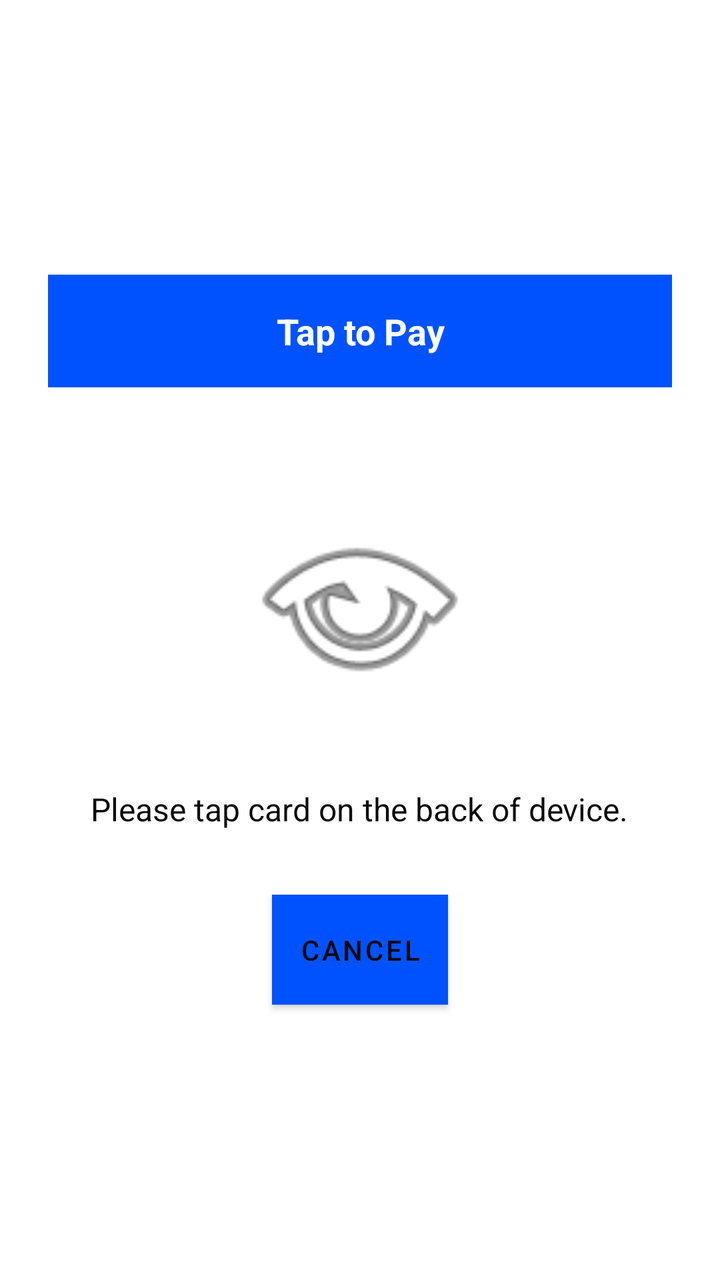
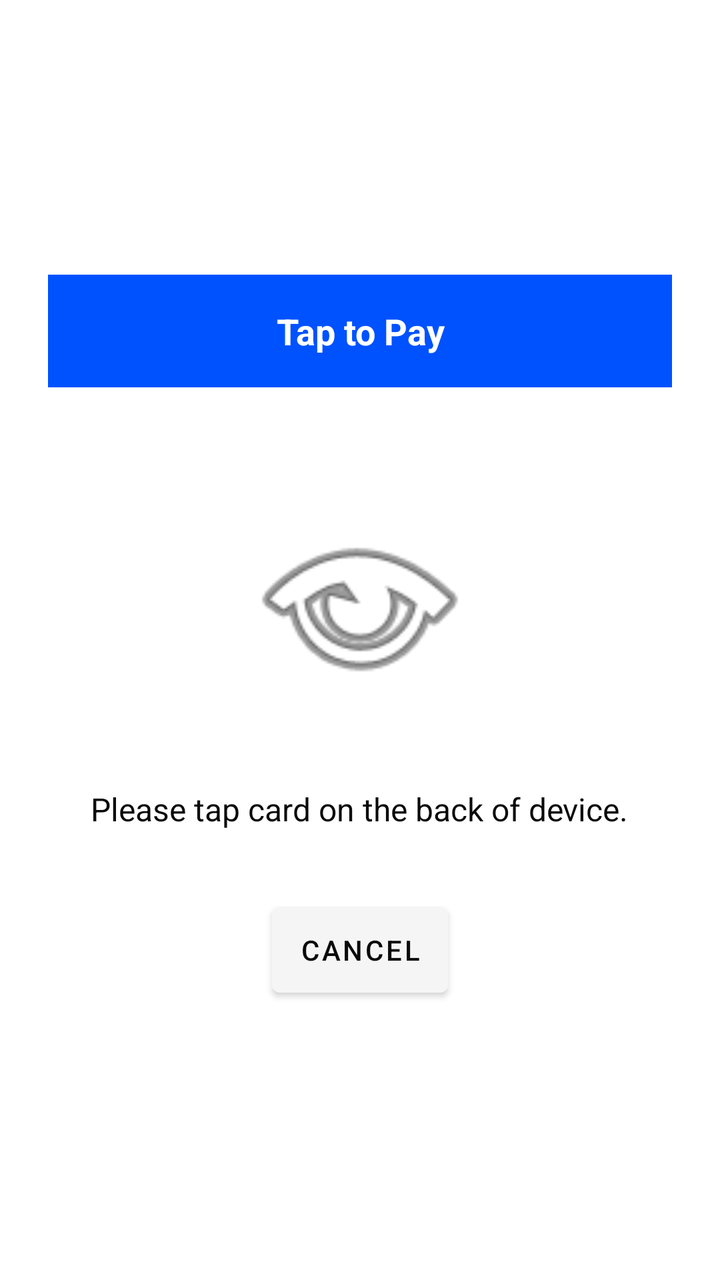

An Android layout rendered at two revisions. The XML below is the earlier revision; the diff shows what the commit changed to produce the second picture.
<!-- AndroidManifest.xml: application theme Theme.PrimeStackTapToPay -->
<!-- res/layout/activity_tap.xml -->
<?xml version="1.0" encoding="utf-8"?>
<LinearLayout xmlns:android="http://schemas.android.com/apk/res/android"
    android:layout_width="match_parent"
    android:layout_height="match_parent"
    android:background="@color/white"
    android:orientation="vertical"
    android:gravity="center"
    android:padding="24dp">

    <TextView
        android:layout_width="match_parent"
        android:layout_height="wrap_content"
        android:background="@color/primestack_primary"
        android:text="Tap to Pay"
        android:textColor="@color/white"
        android:textSize="18sp"
        android:textStyle="bold"
        android:padding="16dp"
        android:gravity="center"
        android:layout_marginBottom="48dp" />

    <ImageView
        android:id="@+id/ivNfcIcon"
        android:layout_width="120dp"
        android:layout_height="120dp"
        android:src="@android:drawable/ic_menu_view"
        android:contentDescription="NFC Icon" />

    <TextView
        android:id="@+id/tvTapInstruction"
        android:layout_width="wrap_content"
        android:layout_height="wrap_content"
        android:text="Please tap card on the back of device."
        android:textColor="@color/primestack_secondary"
        android:textSize="16sp"
        android:gravity="center"
        android:layout_marginTop="32dp" />

    <Button
        android:id="@+id/btnCancel"
        android:layout_width="wrap_content"
        android:layout_height="wrap_content"
        android:text="Cancel"
        android:textSize="14sp"
        android:padding="12dp"
        android:background="@color/primestack_light_gray"
        android:textColor="@color/primestack_secondary"
        android:layout_marginTop="32dp" />

</LinearLayout>
<!-- resources referenced by this layout -->
<resources>
  <color name="primestack_light_gray">#F5F5F5</color>
  <color name="primestack_primary">#0052FF</color>
  <color name="primestack_secondary">#0A0A0A</color>
  <color name="white">#FFFFFFFF</color>
  <style name="Theme.PrimeStackTapToPay" parent="Theme.MaterialComponents.DayNight.DarkActionBar">
          
          <item name="colorPrimary">@color/purple_500</item>
          <item name="colorPrimaryVariant">@color/purple_700</item>
          <item name="colorOnPrimary">@color/white</item>
          
          <item name="colorSecondary">@color/teal_200</item>
          <item name="colorSecondaryVariant">@color/teal_700</item>
          <item name="colorOnSecondary">@color/black</item>
          
          <item name="android:statusBarColor">?attr/colorPrimaryVariant</item>
          
      </style>
  <color name="purple_500">#0052FF</color>
  <color name="purple_700">#0039B3</color>
  <color name="teal_200">#00D1FF</color>
  <color name="teal_700">#0099CC</color>
  <color name="black">#FF000000</color>
</resources>

<!-- the commit's change to res/layout/activity_tap.xml (unified diff, before → after) -->
@@ -1,5 +1,6 @@
 <?xml version="1.0" encoding="utf-8"?>
 <LinearLayout xmlns:android="http://schemas.android.com/apk/res/android"
+    xmlns:app="http://schemas.android.com/apk/res-auto"
     android:layout_width="match_parent"
     android:layout_height="match_parent"
     android:background="@color/white"
@@ -43,7 +44,7 @@
         android:text="Cancel"
         android:textSize="14sp"
         android:padding="12dp"
-        android:background="@color/primestack_light_gray"
+        app:backgroundTint="@color/primestack_light_gray"
         android:textColor="@color/primestack_secondary"
         android:layout_marginTop="32dp" />
 
